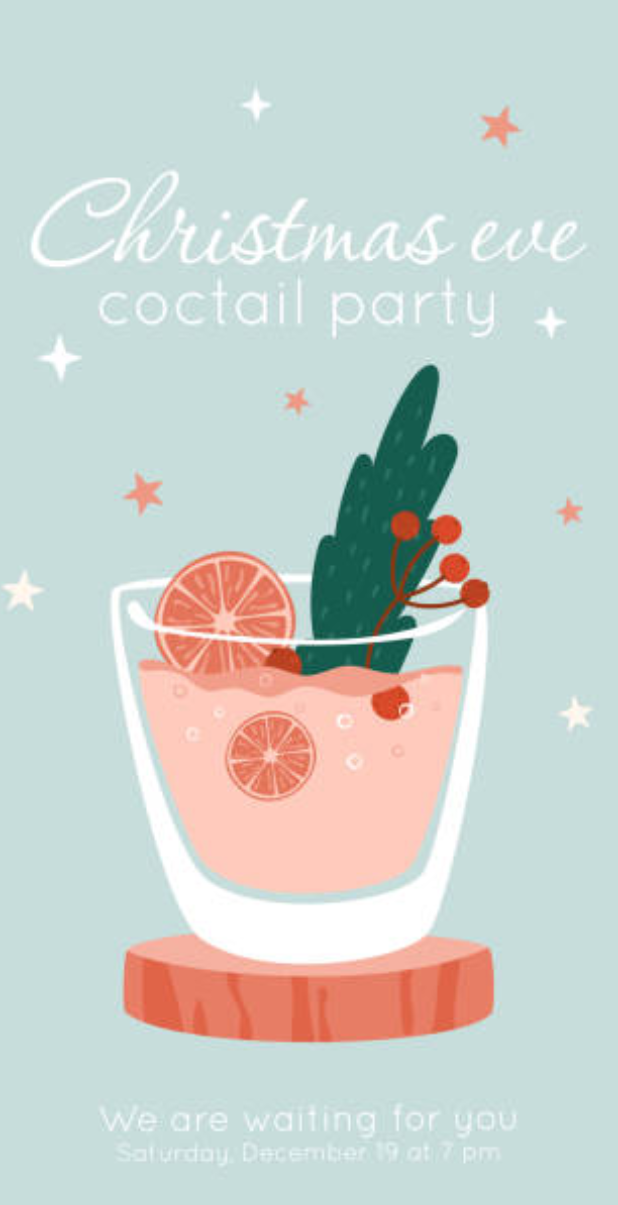
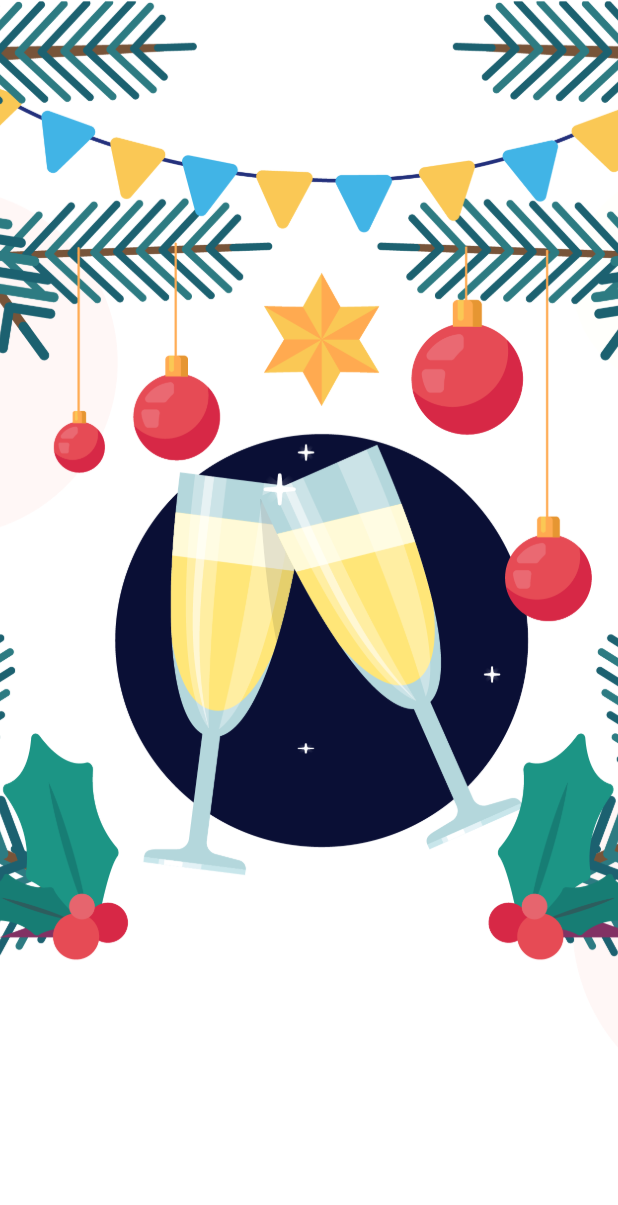
Before and after one commit to Melamorri/coctails_newyear, a Flutter app: the CoverScreenPage screen opened directly, on a phone screen of 412 x 824 dp. Shown: the top 1205 px of the screen. Run offline on Flutter 3.47's test engine with Material 2 defaults, Android fonts, the light colour scheme and no system bars.

Commit message:
changed cover

```diff
--- a/lib/main.dart
+++ b/lib/main.dart
@@ -1,5 +1,6 @@
 import 'package:flutter/material.dart';
 import 'package:coctails_newyear/pages/cover_screen_page.dart';
+import 'package:coctails_newyear/pages/choose_coctails.dart';
 
 void main() {
   runApp(const MyApp());
@@ -21,7 +22,7 @@ class _MyAppState extends State<MyApp> {
       routes: {
         '/': (context) => CoverScreenPage(),
         // '/recipe': (context) => MenuPage(),
-        // '/formpage': (context) => FormPage(),
+        '/choosecoctail': (context) => Coctail(),
       },
       theme: ThemeData(
         primarySwatch: Colors.blue,
--- a/lib/pages/cover_screen_page.dart
+++ b/lib/pages/cover_screen_page.dart
@@ -9,6 +9,14 @@ class CoverScreenPage extends StatefulWidget {
 }
 
 class _CoverScreenPageState extends State<CoverScreenPage> {
+  Timer? timer;
+  @override
+  void initState() {
+    timer = Timer(const Duration(seconds: 3), () {
+      Navigator.pushNamed(context, '/choosecoctail');
+    });
+  }
+
   @override
   Widget build(BuildContext context) {
     return SafeArea(
@@ -16,7 +24,7 @@ class _CoverScreenPageState extends State<CoverScreenPage> {
       // padding: const EdgeInsets.only(top: 20),
       decoration: const BoxDecoration(
           image: DecorationImage(
-              image: AssetImage("assets/images/cover.jpg"), fit: BoxFit.cover)),
+              image: AssetImage("assets/images/enter.png"), fit: BoxFit.cover)),
       child: Scaffold(
         backgroundColor: Colors.transparent,
         body: Column(
```
Also changed, not shown: assets/images/enter.png (added).
